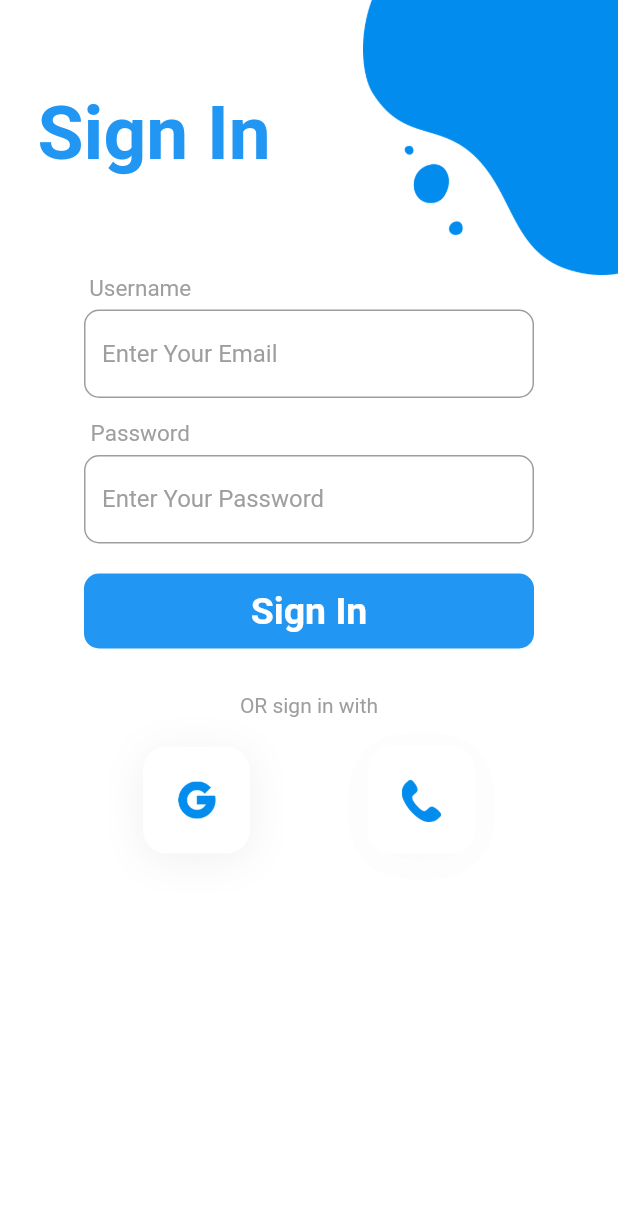
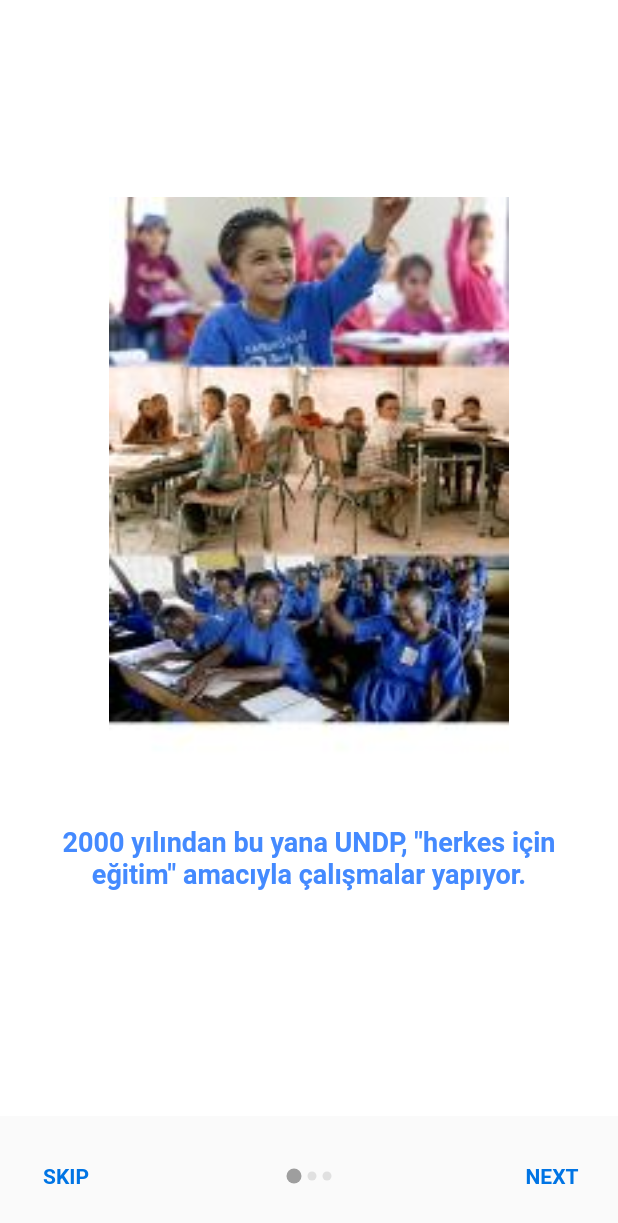
Before and after one commit to yunus6116/YAYA, a Flutter app: the screen it shows after launch, on a phone screen of 412 x 824 dp. Shown: the top 1223 px of the screen. Run offline on Flutter 3.47's test engine with Material 2 defaults, Android fonts, the phone set to English and light mode, and no system bars; our stand-ins replace convex_bottom_bar, firebase_auth, firebase_core; accounts and stored records are empty.

Commit message:
fixed everything

```diff
--- a/lib/main.dart
+++ b/lib/main.dart
@@ -1,3 +1,4 @@
+import 'package:educationhelper/screens/onBoarding/onboarding.dart';
 import 'package:firebase_core/firebase_core.dart';
 import 'package:flutter/material.dart';
 import 'screens/register/register.dart';
@@ -18,7 +19,7 @@ class MyApp extends StatelessWidget {
         primarySwatch: Colors.lightBlue,
         visualDensity: VisualDensity.adaptivePlatformDensity,
       ),
-      home: registerPage(),
+      home: OnBoardingScreen(),
     );
   }
 }
--- /dev/null
+++ b/lib/models/data.dart
@@ -0,0 +1,57 @@
+class SliderModel {
+  String imageAssetPath;
+  // String title;
+  String desc;
+
+  SliderModel({this.imageAssetPath, this.desc});
+
+  void setImageAssetPath(String getImageAssetPath) {
+    imageAssetPath = getImageAssetPath;
+  }
+
+  void setDesc(String getDesc) {
+    desc = getDesc;
+  }
+
+  String getImageAssetPath() {
+    return imageAssetPath;
+  }
+
+  String getDesc() {
+    return desc;
+  }
+}
+
+List<SliderModel> getSlides() {
+  var slides = <SliderModel>[];
+  var sliderModel = SliderModel();
+
+  //1
+  sliderModel.setDesc(
+      '2000 yılından bu yana UNDP, "herkes için eğitim" amacıyla çalışmalar yapıyor.');
+
+  sliderModel.setImageAssetPath('assets/images/onBoarding_1.jpg');
+  slides.add(sliderModel);
+
+  sliderModel = SliderModel();
+
+  //2
+  sliderModel.setDesc(
+      'Maddi sıkıntılar ve bunun gibi sebepler yüzünden çocuklar okuldan alınıyor ve çalıştırılıyor.');
+
+  sliderModel.setImageAssetPath('assets/images/onBoarding_2.jpg');
+  slides.add(sliderModel);
+
+  sliderModel = SliderModel();
+
+  //3
+  sliderModel.setDesc(
+      'Bizler de sizlerin desteği ile birlikte bunları çözmeyi hedefliyoruz.');
+
+  sliderModel.setImageAssetPath('assets/images/onBoarding_3.jpg');
+  slides.add(sliderModel);
+
+  sliderModel = SliderModel();
+
+  return slides;
+}
--- /dev/null
+++ b/lib/screens/onBoarding/onboarding.dart
@@ -0,0 +1,149 @@
+import 'package:educationhelper/models/data.dart';
+import 'package:educationhelper/screens/onBoarding/widget/slide_tile.dart';
+import 'package:educationhelper/screens/register/register.dart';
+import 'package:flutter/material.dart';
+import 'dart:io';
+
+class OnBoardingScreen extends StatefulWidget {
+  @override
+  _OnBoardingScreenState createState() => _OnBoardingScreenState();
+}
+
+class _OnBoardingScreenState extends State<OnBoardingScreen> {
+  List<SliderModel> mySLides = <SliderModel>[];
+  int slideIndex = 0;
+  PageController _controller;
+
+  Widget _buildPageIndicator(bool isCurrentPage) {
+    return Container(
+      margin: EdgeInsets.symmetric(horizontal: 2.0),
+      height: isCurrentPage ? 10.0 : 6.0,
+      width: isCurrentPage ? 10.0 : 6.0,
+      decoration: BoxDecoration(
+        color: isCurrentPage ? Colors.grey : Colors.grey[300],
+        borderRadius: BorderRadius.circular(12),
+      ),
+    );
+  }
+
+  @override
+  void initState() {
+    // TODO: implement initState
+    super.initState();
+    mySLides = getSlides();
+    _controller = PageController();
+  }
+
+  @override
+  Widget build(BuildContext context) {
+    return Container(
+      decoration: BoxDecoration(
+          gradient: LinearGradient(
+              colors: [const Color(0xff3C8CE7), const Color(0xff00EAFF)])),
+      child: SafeArea(
+        child: Scaffold(
+          backgroundColor: Colors.white,
+          body: Container(
+            height: MediaQuery.of(context).size.height - 100,
+            child: PageView(
+              controller: _controller,
+              onPageChanged: (index) {
+                setState(() {
+                  slideIndex = index;
+                });
+              },
+              children: <Widget>[
+                SlideTile(
+                  imagePath: mySLides[0].getImageAssetPath(),
+                  desc: mySLides[0].getDesc(),
+                ),
+                SlideTile(
+                  imagePath: mySLides[1].getImageAssetPath(),
+                  desc: mySLides[1].getDesc(),
+                ),
+                SlideTile(
+                  imagePath: mySLides[2].getImageAssetPath(),
+                  desc: mySLides[2].getDesc(),
+                )
+              ],
+            ),
+          ),
+          bottomSheet: slideIndex != 2
+              ? Container(
+                  margin: EdgeInsets.symmetric(vertical: 16),
+                  child: Row(
+                    mainAxisAlignment: MainAxisAlignment.spaceBetween,
+                    children: <Widget>[
+                      FlatButton(
+                        onPressed: () {
+                          _controller.animateToPage(2,
+                              duration: Duration(milliseconds: 400),
+                              curve: Curves.linear);
+                        },
+                        splashColor: Colors.blue[50],
+                        child: Text(
+                          'SKIP',
+                          style: TextStyle(
+                              color: Color(0xFF0074E4),
+                              fontWeight: FontWeight.w600),
+                        ),
+                      ),
+                      Container(
+                        child: Row(
+                          children: [
+                            for (int i = 0; i < 3; i++)
+                              i == slideIndex
+                                  ? _buildPageIndicator(true)
+                                  : _buildPageIndicator(false),
+                          ],
+                        ),
+                      ),
+                      FlatButton(
+                        onPressed: () {
+                          print('this is slideIndex: $slideIndex');
+                          _controller.animateToPage(slideIndex + 1,
+                              duration: Duration(milliseconds: 500),
+                              curve: Curves.linear);
+                        },
+                        splashColor: Colors.blue[50],
+                        child: Text(
+                          'NEXT',
+                          style: TextStyle(
+                              color: Color(0xFF0074E4),
+                              fontWeight: FontWeight.w600),
+                        ),
+                      ),
+                    ],
+                  ),
+                )
+              : GestureDetector(
+                  onTap: () {
+                    Navigator.push(
+                      context,
+                      MaterialPageRoute(
+                        builder: (_) => registerPage(),
+                      ),
+                    );
+                  },
+                  child: Container(
+                    height: Platform.isIOS ? 70 : 60,
+                    color: Colors.blue,
+                    alignment: Alignment.center,
+                    child: Text(
+                      'Şimdi Başla',
+                      style: TextStyle(
+                          color: Colors.white, fontWeight: FontWeight.w600),
+                    ),
+                  ),
+                ),
+        ),
+      ),
+    );
+  }
+
+  @override
+  void dispose() {
+    _controller.dispose();
+    super.dispose();
+  }
+}
--- /dev/null
+++ b/lib/screens/onBoarding/widget/slide_tile.dart
@@ -0,0 +1,40 @@
+import 'package:flutter/material.dart';
+
+// ignore: must_be_immutable
+class SlideTile extends StatelessWidget {
+  String imagePath, desc;
+
+  SlideTile({
+    Key key,
+    this.desc,
+    this.imagePath,
+  }) : super(key: key);
+
+  @override
+  Widget build(BuildContext context) {
+    return Container(
+      padding: EdgeInsets.symmetric(horizontal: 20),
+      alignment: Alignment.center,
+      child: Column(
+        mainAxisAlignment: MainAxisAlignment.center,
+        children: <Widget>[
+          Container(
+            height: 400,
+            child: Image.asset(imagePath, fit: BoxFit.contain),
+          ),
+          SizedBox(
+            height: 20,
+          ),
+          Text(
+            desc,
+            textAlign: TextAlign.center,
+            style: TextStyle(
+                fontWeight: FontWeight.w700,
+                fontSize: 18,
+                color: Colors.blueAccent),
+          )
+        ],
+      ),
+    );
+  }
+}
--- a/lib/screens/register/deneme.dart
+++ /dev/null
@@ -1,25 +0,0 @@
-import 'package:flutter/material.dart';
-
-class Deneme extends StatefulWidget {
-  @override
-  _DenemeState createState() => _DenemeState();
-}
-
-class _DenemeState extends State<Deneme> {
-  @override
-  Widget build(BuildContext context) {
-    return SafeArea(
-      child: Scaffold(
-        body: Column(
-          children: [
-            Container(
-              width: 200,
-              height: 200,
-              color: Colors.red,
-            )
-          ],
-        ),
-      ),
-    );
-  }
-}
--- a/lib/screens/register/register.dart
+++ b/lib/screens/register/register.dart
@@ -55,11 +55,11 @@ class _registerPageState extends State<registerPage> {
                   Align(
                     child: Padding(
                       padding: const EdgeInsets.only(
-                        right: 225,
+                        right: 250,
                       ),
                       child: Container(
                         child: Text(
-                          'Username',
+                          'E-mail',
                           style: TextStyle(
                             color: Colors.grey,
                             fontSize: 15,
```
Also changed, not shown: assets/images/onBoarding_1.jpg (added), assets/images/onBoarding_2.jpg (added), assets/images/onBoarding_3.jpg (added), lib/screens/splash/splash.dart (deleted).
